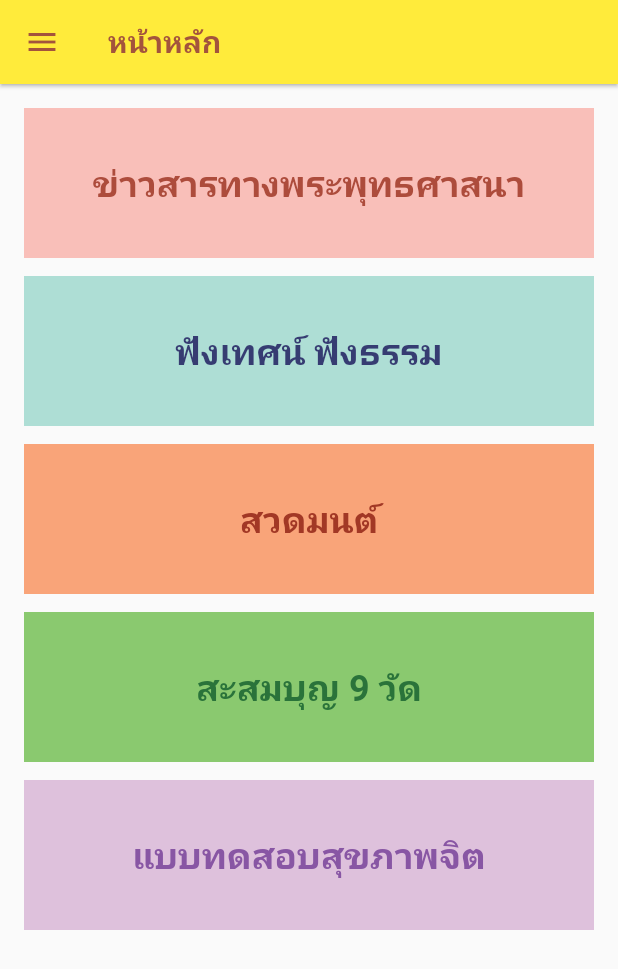
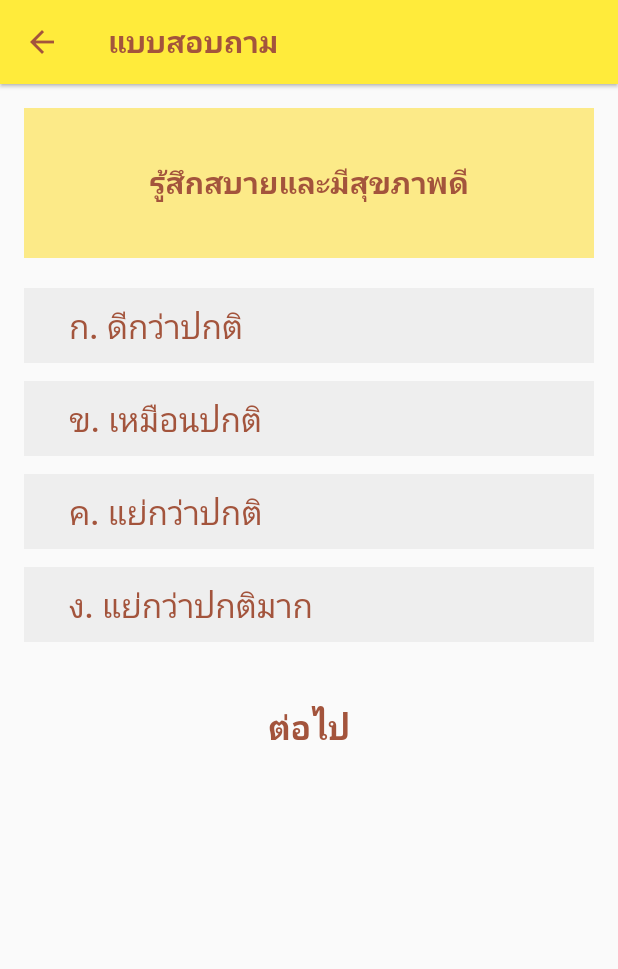
Before and after one commit to biscuitrainbow/wat-nai-baan-mobile-app, a Flutter app: the MenuScreen screen opened by its route, after a tap on "แบบทดสอบสุขภาพจิต", on a phone screen of 412 x 824 dp. Shown: the top 969 px of the screen. Run offline on Flutter 3.47's test engine with Material 2 defaults, Android fonts, the phone set to English and light mode, and no system bars; our stand-ins replace cached_network_image, flutter_redux, font_awesome_flutter, redux, shared_preferences, shimmer; missing offline and left inert: audioplayer, flutter_driver, flutter_youtube; accounts and stored records are empty.

Commit message:
Add survey result

```diff
--- /dev/null
+++ b/lib/data/model/survey.dart
@@ -0,0 +1,54 @@
+class Survey {
+  final String question;
+  final List<String> answers;
+
+  Survey({
+    this.question,
+    this.answers,
+  });
+
+  static List<Survey> getSurveys() {
+    return [
+      Survey(
+        question: 'รู้สึกสบายและมีสุขภาพดี',
+        answers: ['ก. ดีกว่าปกติ', 'ข. เหมือนปกติ', 'ค. แย่กว่าปกติ', 'ง. แย่กว่าปกติมาก'],
+      ),
+      Survey(
+        question: 'รู้สึกต้องการยาบำรุงให้มีกำลังวังชา',
+        answers: ['ก. ไม่เลย', 'ข. ไม่มากกว่าปกติ', 'ค. ค่อนข้างมากกว่าปกติ', 'ง. มากกว่าปกติมาก'],
+      ),
+      Survey(
+        question: 'รู้สึกทรุดโทรมและสุขภาพไม่ดี',
+        answers: ['ก. ไม่เลย', 'ข. ไม่มากกว่าปกติ', 'ค. ค่อนข้างมากกว่าปกติ', 'ง. มากกว่าปกติมาก'],
+      ),
+      Survey(
+        question: 'รู้สึกไม่สบาย',
+        answers: ['ก. ไม่เลย', 'ข. ไม่มากกว่าปกติ', 'ค. ค่อนข้างมากกว่าปกติ', 'ง. มากกว่าปกติมาก'],
+      ),
+      Survey(
+        question: 'เจ็บหรือปวดศีรษะ',
+        answers: ['ก. ไม่เลย', 'ข. ไม่มากกว่าปกติ', 'ค. ค่อนข้างมากกว่าปกติ', 'ง. มากกว่าปกติมาก'],
+      ),
+      Survey(
+        question: 'รู้สึกตึงหรือคล้ายมีแรงกดที่ศีรษะ',
+        answers: ['ก. ไม่เลย', 'ข. ไม่มากกว่าปกติ', 'ค. ค่อนข้างมากกว่าปกติ', 'ง. มากกว่าปกติมาก'],
+      ),
+      Survey(
+        question: 'มีอาการร้อนวูบวาบหรือหนาว',
+        answers: ['ก. ไม่เลย', 'ข. ไม่มากกว่าปกติ', 'ค. ค่อนข้างมากกว่าปกติ', 'ง. มากกว่าปกติมาก'],
+      ),
+      Survey(
+        question: 'นอนไม่หลับเพราะกังวลใจ',
+        answers: ['ก. ไม่เลย', 'ข. ไม่มากกว่าปกติ', 'ค. ค่อนข้างมากกว่าปกติ', 'ง. มากกว่าปกติมาก'],
+      ),
+      Survey(
+        question: 'ไม่สามารถหลับได้สนิทหลังจากหลับแล้ว',
+        answers: ['ก. ไม่เลย', 'ข. ไม่มากกว่าปกติ', 'ค. ค่อนข้างมากกว่าปกติ', 'ง. มากกว่าปกติมาก'],
+      ),
+      Survey(
+        question: 'รู้สึกตึงเครียดอยู่ตลอดเวลา',
+        answers: ['ก. ไม่เลย', 'ข. ไม่มากกว่าปกติ', 'ค. ค่อนข้างมากกว่าปกติ', 'ง. มากกว่าปกติมาก'],
+      )
+    ];
+  }
+}
--- a/lib/main.dart
+++ b/lib/main.dart
@@ -8,6 +8,7 @@ import 'package:buddish_project/ui/menu/menu_screen.dart';
 import 'package:buddish_project/ui/praying/praying_container.dart';
 import 'package:buddish_project/ui/praying/praying_screen.dart';
 import 'package:buddish_project/ui/sermon/sermon_screen.dart';
+import 'package:buddish_project/ui/survey/survey_screen.dart';
 import 'package:flutter/material.dart';
 import 'package:flutter_driver/driver_extension.dart';
 import 'package:flutter_redux/flutter_redux.dart';
@@ -39,6 +40,8 @@ class MyApp extends StatelessWidget {
           SermonScreen.route: (context) => SermonScreen(),
           LoginScreen.route: (context) => LoginContainer(),
           PrayingScreen.route: (context) => PrayingContainer(),
+          SurveyScreen.route: (context) => SurveyScreen(),
+
         },
       ),
     );
--- a/lib/redux/app/app_state.dart
+++ b/lib/redux/app/app_state.dart
@@ -21,7 +21,7 @@ class AppState {
     return AppState(
       user: null,
       mantras: [
-        Mantra(name: 'สวดมนต์ทำวัดเช้า', url: Asset.audio1, isPlaying: true),
+        Mantra(name: 'สวดมนต์ทำวัดเช้า', url: Asset.audio1, isPlaying: false),
         Mantra(name: 'สวดมนต์ทำวัดเย็น', url: Asset.audio2, isPlaying: false),
         Mantra(name: 'สวดมนต์ประจำวัน', url: Asset.audio3, isPlaying: false),
         Mantra(name: 'สวดมนต์ก่อนนอน', url: Asset.audio4, isPlaying: false),
--- a/lib/ui/main/main_screen.dart
+++ b/lib/ui/main/main_screen.dart
@@ -50,6 +50,6 @@ class _MainScreenState extends State<MainScreen> with TickerProviderStateMixin {
 
   @override
   Widget build(BuildContext context) {
-    return currentPage;
+    return Scaffold(body: currentPage);
   }
 }
--- a/lib/ui/menu/menu_screen.dart
+++ b/lib/ui/menu/menu_screen.dart
@@ -1,6 +1,7 @@
 import 'package:buddish_project/constants.dart';
 import 'package:buddish_project/ui/praying/praying_screen.dart';
 import 'package:buddish_project/ui/sermon/sermon_screen.dart';
+import 'package:buddish_project/ui/survey/survey_screen.dart';
 import 'package:flutter/material.dart';
 
 class MenuScreen extends StatefulWidget {
@@ -86,7 +87,7 @@ class _MenuScreenState extends State<MenuScreen> {
                 title: 'แบบทดสอบสุขภาพจิต',
                 titleColor: Color(0xFF8856A4),
                 backgroundColor: Color(0xFFDEC1DC),
-                onPressed: () => print(''),
+                onPressed: () => Navigator.of(context).pushNamed(SurveyScreen.route),
               ),
             ],
           ),
--- /dev/null
+++ b/lib/ui/survey/survey_screen.dart
@@ -0,0 +1,252 @@
+import 'package:buddish_project/constants.dart';
+import 'package:buddish_project/data/model/survey.dart';
+import 'package:flutter/material.dart';
+
+class SurveyScreen extends StatefulWidget {
+  static final String route = '/survey';
+
+  @override
+  _SurveyScreenState createState() => _SurveyScreenState();
+}
+
+class _SurveyScreenState extends State<SurveyScreen> {
+  final List<Survey> surveys = Survey.getSurveys();
+  final PageController surveyController = PageController();
+
+  int totalScore = 0;
+
+  @override
+  void initState() {
+    super.initState();
+  }
+
+  void _next(int score) {
+    setState(() {
+      totalScore += score;
+    });
+
+    surveyController.nextPage(
+      duration: Duration(milliseconds: 400),
+      curve: Curves.easeOut,
+    );
+  }
+
+  bool isLast(int currentPage) {
+    return currentPage == surveys.length;
+  }
+
+  @override
+  Widget build(BuildContext context) {
+    List<Widget> pages = surveys
+        .map(
+          (Survey survey) => SurveyWidget(
+                survey: survey,
+                onAnswerChanged: (int score) {
+                  print(score);
+                },
+                onNext: _next,
+                isResult: false,
+                score: totalScore,
+              ),
+        )
+        .take(7)
+        .toList();
+
+    pages.add(SurveyWidget(
+      survey: null,
+      onAnswerChanged: (int score) {
+        print(score);
+      },
+      onNext: _next,
+      isResult: true,
+      score: totalScore,
+    ));
+
+    return Scaffold(
+      appBar: AppBar(
+        elevation: 1.0,
+        title: Text(
+          'แบบสอบถาม',
+          style: Style.appbarTitleStyle,
+        ),
+        iconTheme: IconThemeData(color: AppColors.main),
+      ),
+      body: PageView(
+        physics: NeverScrollableScrollPhysics(),
+        pageSnapping: true,
+        controller: surveyController,
+        children: pages,
+      ),
+    );
+  }
+}
+
+class ResultWidget extends StatelessWidget {
+  final int score;
+  final TextStyle titleStyle = TextStyle(color: AppColors.main, fontSize: 22.0, fontWeight: FontWeight.w500);
+
+  ResultWidget({
+    @required this.score,
+  });
+
+  Widget _buildResultItem(String title, bool isSelected) {
+    return Container(
+      height: 50.0,
+      margin: EdgeInsets.only(bottom: Dimension.fieldVerticalMargin),
+      color: isSelected ? AppColors.secondary : Colors.grey.shade200,
+      child: Row(
+        crossAxisAlignment: CrossAxisAlignment.center,
+        children: [
+          SizedBox(width: 30.0),
+          Text(title, style: titleStyle),
+        ],
+      ),
+    );
+  }
+
+  Widget _buildHeader() {
+    return Container(
+      height: 80.0,
+      margin: EdgeInsets.only(bottom: Dimension.fieldVerticalMargin),
+      color: Color(0xFF84C554),
+      child: Center(
+        child: Text(
+          'ระดับสุขภาพจิตของท่าน',
+          style: TextStyle(color: Color(0xFF1c602a), fontSize: 28.0, fontWeight: FontWeight.w600),
+        ),
+      ),
+    );
+  }
+
+  @override
+  Widget build(BuildContext context) {
+    print(score);
+
+    return Container(
+      padding: EdgeInsets.symmetric(
+        horizontal: Dimension.screenHorizonPadding,
+        vertical: Dimension.screenVerticalPadding,
+      ),
+      child: Column(
+        children: <Widget>[
+          _buildHeader(),
+          _buildResultItem('มากกว่าคนทั่วไป (Good)', score < 6),
+          _buildResultItem('เท่ากับคนทั่วไป (Fair)', false),
+          _buildResultItem('ต่ำกว่าคนทั่วไป (Bad)', score > 6),
+        ],
+      ),
+    );
+  }
+}
+
+class SurveyWidget extends StatefulWidget {
+  SurveyWidget({
+    @required this.survey,
+    @required this.onAnswerChanged,
+    @required this.onNext,
+    @required this.isResult,
+    @required this.score,
+  });
+
+  final Survey survey;
+  final Function(int) onAnswerChanged;
+  final Function(int) onNext;
+  final bool isResult;
+  final int score;
+
+  @override
+  SurveyWidgetState createState() {
+    return new SurveyWidgetState();
+  }
+}
+
+class SurveyWidgetState extends State<SurveyWidget> {
+  String selectedAnswer = '';
+
+  Widget _buildAnswer(String answer) {
+    var titleStyle = TextStyle(color: AppColors.main, fontSize: 22.0, fontWeight: FontWeight.w500);
+    var title = Expanded(child: Text(answer, style: titleStyle));
+
+    return GestureDetector(
+      onTap: () {
+        if (answer[0] == 'ค' || answer[0] == 'ง')
+          widget.onAnswerChanged(1);
+        else
+          widget.onAnswerChanged(0);
+
+        setState(() {
+          selectedAnswer = answer;
+        });
+      },
+      child: Container(
+        margin: EdgeInsets.only(bottom: Dimension.fieldVerticalMargin),
+        height: 50.0,
+        color: answer == selectedAnswer ? AppColors.secondary : Colors.grey.shade200,
+        child: Row(
+          crossAxisAlignment: CrossAxisAlignment.center,
+          children: [
+            SizedBox(width: 30.0),
+            title,
+          ],
+        ),
+      ),
+    );
+  }
+
+  Widget _buildQuestion(String question) {
+    return Center(
+      child: Text(
+        widget.survey.question,
+        style: TextStyle(color: AppColors.main, fontSize: 20.0, fontWeight: FontWeight.w600),
+      ),
+    );
+  }
+
+  void _next() {
+    if (selectedAnswer[0] == 'ค' || selectedAnswer[0] == 'ง')
+      widget.onNext(1);
+    else
+      widget.onNext(0);
+  }
+
+  @override
+  Widget build(BuildContext context) {
+    if (widget.isResult) {
+      return ResultWidget(score: widget.score);
+    }
+
+    var question = _buildQuestion(widget.survey.question);
+    var answers = widget.survey.answers.map((String answer) => _buildAnswer(answer)).toList();
+
+    var children = <Widget>[]
+      ..add(Container(
+        height: 100.0,
+        color: AppColors.secondary,
+        child: question,
+      ))
+      ..add(SizedBox(height: 20.0))
+      ..addAll(answers)
+      ..add(SizedBox(height: 20.0))
+      ..add(MaterialButton(
+        elevation: .5,
+        padding: EdgeInsets.symmetric(vertical: 8.0),
+        minWidth: MediaQuery.of(context).size.width * 0.4,
+        child: Text(
+          'ต่อไป',
+          style: TextStyle(fontSize: 22.0, color: AppColors.main, fontWeight: FontWeight.w600),
+        ),
+        color: selectedAnswer.isNotEmpty ? AppColors.secondary : Colors.grey.shade200,
+        onPressed: selectedAnswer.isNotEmpty ? _next : null,
+      ));
+
+    return GestureDetector(
+      child: Container(
+        padding: EdgeInsets.symmetric(
+          horizontal: Dimension.screenHorizonPadding,
+          vertical: Dimension.screenVerticalPadding,
+        ),
+        child: Column(children: children),
+      ),
+    );
+  }
+}
```
Also changed, not shown: lib/ui/praying/praying_screen.dart (+11 -7 lines).
